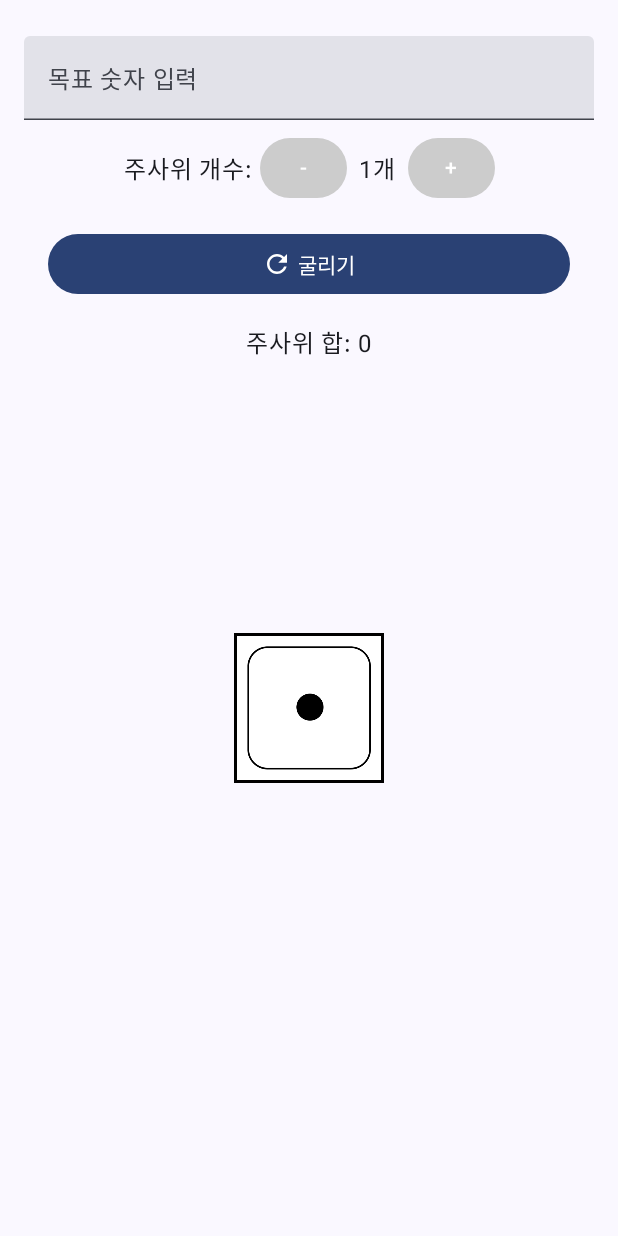
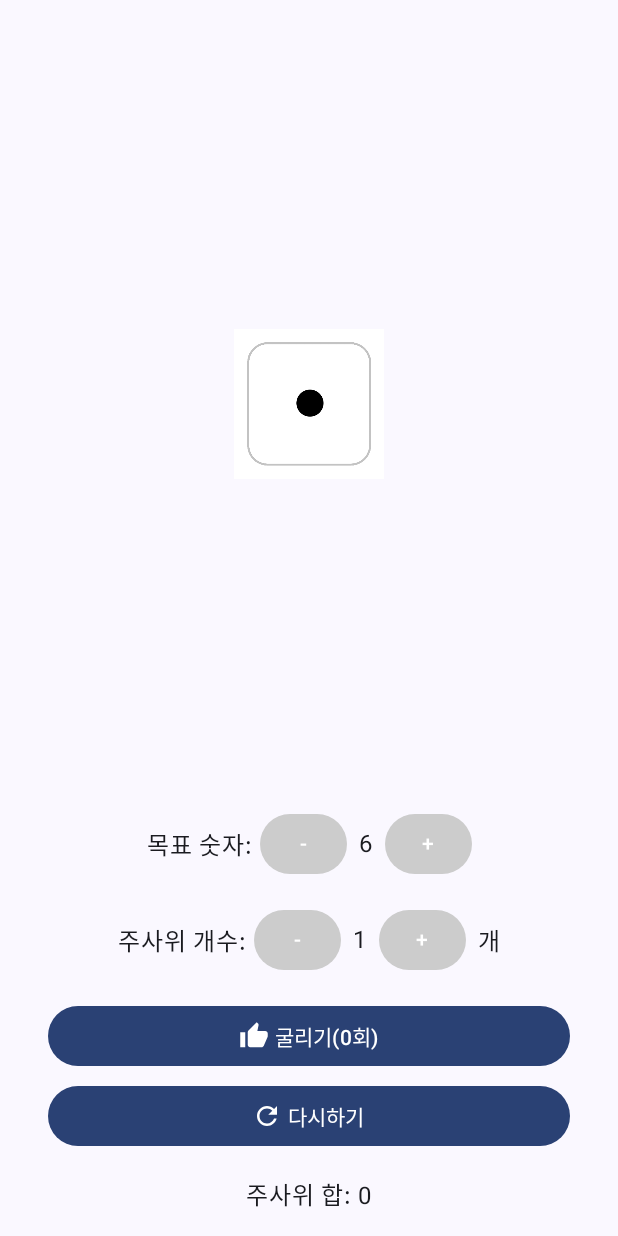
Before and after one commit to jshag90/NumberDiceGame, an Android app built with Jetpack Compose: the screen it shows after launch (MainActivity), on a phone screen of 412 x 824 dp. Run offline under Robolectric (Android 15) with nearby library versions, the phone set to English and light mode, and no system bars; libraries missing offline, so code that uses them is left out: coil.decode.

Commit message:
[Feat] 주사위 이미지 변경, 숫자 합 누적 형태로 변경

```diff
--- a/app/src/main/java/com/dodam/dicegame/MainActivity.kt
+++ b/app/src/main/java/com/dodam/dicegame/MainActivity.kt
@@ -18,13 +18,16 @@ import androidx.compose.foundation.layout.Spacer
 import androidx.compose.foundation.layout.fillMaxSize
 import androidx.compose.foundation.layout.fillMaxWidth
 import androidx.compose.foundation.layout.height
+import androidx.compose.foundation.layout.offset
 import androidx.compose.foundation.layout.padding
 import androidx.compose.foundation.layout.size
 import androidx.compose.foundation.lazy.grid.GridCells
 import androidx.compose.foundation.lazy.grid.LazyVerticalGrid
 import androidx.compose.foundation.text.KeyboardOptions
 import androidx.compose.material.icons.Icons
+import androidx.compose.material.icons.filled.CheckCircle
 import androidx.compose.material.icons.filled.Refresh
+import androidx.compose.material.icons.filled.ThumbUp
 import androidx.compose.material3.Button
 import androidx.compose.material3.ButtonDefaults
 import androidx.compose.material3.Icon
@@ -81,34 +84,74 @@ class MainActivity : ComponentActivity() {
         var rolledText by remember { mutableStateOf("") }
         var isRolling by remember { mutableStateOf(false) }
         var showGifList by remember { mutableStateOf(List(1) { false }) }
-        var rolledSum by remember { mutableStateOf(0) } // 주사위 값의 합을 저장할 변수 추가
-        var targetNumber by remember { mutableStateOf("") } // 목표 숫자 상태 변수 추가
-        var isMatch by remember { mutableStateOf(false) } // 목표 숫자와 일치하는지 여부
-        var rollCount by remember { mutableStateOf(0) } // 주사위 굴린 횟수
+        var rolledSum by remember { mutableStateOf(0) }
+        var targetNumber by remember { mutableStateOf(6) }
+        var rollCount by remember { mutableStateOf(0) }
 
+        Column(
+            modifier = Modifier.fillMaxSize(),
+            verticalArrangement = Arrangement.SpaceBetween
+        ) {
+            // 주사위 UI를 스크롤 가능하게 설정
+            Box(
+                modifier = Modifier
+                    .weight(1f) // 상단 영역을 스크롤 가능한 공간으로 설정
+                    .padding(16.dp)
+            ) {
+                Column(
+                    horizontalAlignment = Alignment.CenterHorizontally
+                ) {
+                    Spacer(modifier = Modifier.height(16.dp))
+                    if (isRolling) {
+                        LaunchedEffect(Unit) {
+                            delay(1000)
+                            diceValues = List(numDice) { Random.nextInt(1, 7) }
+                            rolledText = diceValues.joinToString(", ")
+                            rolledSum += diceValues.sum()
+                            showGifList = List(numDice) { false }
+                            isRolling = false
+                        }
+                        showGifList = List(numDice) { true }
+                        GifImageList(showGifList)
+                    } else {
+                        RollMultipleDice(diceValues)
+                    }
+                }
+            }
 
-        Box(
-            modifier = Modifier
-                .fillMaxSize()
-                .padding(16.dp)
-        ) {
+            // 고정된 하단 UI
             Column(
-                modifier = Modifier.align(Alignment.TopCenter),
+                modifier = Modifier
+                    .padding(16.dp)
+                    .fillMaxWidth(),
                 horizontalAlignment = Alignment.CenterHorizontally
             ) {
+                Row(
+                    verticalAlignment = Alignment.CenterVertically
+                ) {
+                    Text("목표 숫자: ")
+                    Button(
+                        onClick = {
+                            if (targetNumber > 0) targetNumber--
+                        },
+                        colors = ButtonDefaults.buttonColors(Color.LightGray),
+                        enabled = rolledSum < targetNumber // 조건 추가
+                    ) {
+                        Text("-")
+                    }
+                    Spacer(modifier = Modifier.width(8.dp))
+                    Text("$targetNumber")
+                    Spacer(modifier = Modifier.width(8.dp))
+                    Button(
+                        onClick = { targetNumber++ },
+                        colors = ButtonDefaults.buttonColors(Color.LightGray),
+                        enabled = rolledSum < targetNumber // 조건 추가
+                    ) {
+                        Text("+")
+                    }
+                }
 
-                // 목표 숫자 입력 UI 추가
-                TextField(
-                    value = targetNumber,
-                    onValueChange = {
-                        if (it.all { char -> char.isDigit() }) {
-                            targetNumber = it
-                        }
-                    },
-                    label = { Text("목표 숫자 입력") },
-                    keyboardOptions = KeyboardOptions.Default.copy(keyboardType = KeyboardType.Number),
-                    modifier = Modifier.fillMaxWidth().padding(vertical = 8.dp)
-                )
+                Spacer(modifier = Modifier.height(16.dp))
 
                 Row(
                     verticalAlignment = Alignment.CenterVertically
@@ -121,37 +164,68 @@ class MainActivity : ComponentActivity() {
                                 showGifList = List(numDice) { false }
                             }
                         },
-                        colors = ButtonDefaults.buttonColors(Color.LightGray)
+                        colors = ButtonDefaults.buttonColors(Color.LightGray),
+                        enabled = rolledSum < targetNumber // 조건 추가
                     ) {
                         Text("-")
                     }
                     Spacer(modifier = Modifier.width(8.dp))
-                    Text("${numDice}개")
+                    Text(numDice.toString())
                     Spacer(modifier = Modifier.width(8.dp))
                     Button(
                         onClick = {
                             numDice++
                             showGifList = List(numDice) { false }
                         },
-                        colors = ButtonDefaults.buttonColors(Color.LightGray)
+                        colors = ButtonDefaults.buttonColors(Color.LightGray),
+                        enabled = rolledSum < targetNumber // 조건 추가
                     ) {
                         Text("+")
                     }
+                    Spacer(modifier = Modifier.width(8.dp))
+                    Text("개")
                 }
 
                 Spacer(modifier = Modifier.height(16.dp))
 
                 Button(
                     onClick = {
-                        if (!isRolling) { // 주사위 굴리는 중이 아닐 때만 동작
+                        if (!isRolling) {
                             isRolling = true
                             rollCount++
                         }
                     },
-                    enabled = !isRolling, // isRolling이 true일 때 버튼 비활성화
+                    enabled = !isRolling && rolledSum < targetNumber, // 조건 추가
                     modifier = Modifier
-                        .fillMaxWidth() // 버튼을 양쪽으로 꽉 채움
-                        .padding(horizontal = 16.dp) // 양 옆 여백 추가
+                        .fillMaxWidth()
+                        .padding(horizontal = 16.dp)
+                ) {
+                    Icon(
+                        imageVector = Icons.Default.ThumbUp,
+                        contentDescription = "Refresh Icon",
+                        modifier = Modifier.size(20.dp)
+                    )
+                    Spacer(modifier = Modifier.width(4.dp))
+                    Text("굴리기(${rollCount}회)")
+                }
+
+                Spacer(modifier = Modifier.height(5.dp))
+
+                Button(
+                    onClick = {
+                        // 모든 상태 초기화
+                      //  diceValues = List(1) { 1 }
+                        numDice = 1
+                        rolledText = ""
+                        isRolling = false
+                        showGifList = List(1) { false }
+                        rolledSum = 0
+                      //  targetNumber = 0
+                        rollCount = 0
+                    },
+                    modifier = Modifier
+                        .fillMaxWidth()
+                        .padding(horizontal = 16.dp)
                 ) {
                     Icon(
                         imageVector = Icons.Default.Refresh,
@@ -159,65 +233,87 @@ class MainActivity : ComponentActivity() {
                         modifier = Modifier.size(20.dp)
                     )
                     Spacer(modifier = Modifier.width(4.dp))
-                    Text("굴리기")
+                    Text("다시하기")
                 }
 
-                // 주사위 값의 합을 화면에 표시
                 Spacer(modifier = Modifier.height(16.dp))
+
                 Text("주사위 합: $rolledSum", style = MaterialTheme.typography.bodyLarge)
-                if (targetNumber.isNotEmpty()) {
+                if (targetNumber > 6 && rollCount > 0) {
                     Text("목표 숫자: $targetNumber")
-                    if (isMatch) {
+                    if (targetNumber == rolledSum) {
                         Text("목표 숫자와 일치! 🎉", color = Color.Green)
                         Text("주사위를 ${rollCount}번 만에 목표 숫자와 일치했어요!")
-                        rollCount = 0
+                    } else if (targetNumber < rolledSum) {
+                        Text("목표 숫자 맞추기에 실패하였습니다! \uD83D\uDC80", color = Color.Red)
                     } else {
-                        Text("목표 숫자와 일치하지 않음.", color = Color.Red)
+                        Text("목표 숫자에 도달하지 못했습니다.", color = Color.Blue)
                     }
-                }
-
-            }
-
-            // 주사위 결과 표시 부분
-            Column(
-                modifier = Modifier
-                    .fillMaxSize()
-                    .padding(top = 120.dp), // 상단 고정된 버튼 아래에 위치
-                horizontalAlignment = Alignment.CenterHorizontally,
-                verticalArrangement = Arrangement.Center
-            ) {
-                if (isRolling) {
-                    LaunchedEffect(Unit) {
-                        delay(1000)
-                        diceValues = List(numDice) { Random.nextInt(1, 7) }
-                        rolledText = diceValues.joinToString(", ")
-                        rolledSum = diceValues.sum() // 주사위 값의 합 계산
-                        isMatch = targetNumber.toIntOrNull() == rolledSum // 목표 숫자와 비교
-                        showGifList = List(numDice) { false }
-                        isRolling = false
-                    }
-                    showGifList = List(numDice) { true }
-                    GifImageList(showGifList)
-                } else {
-                    RollMultipleDice(diceValues)
                 }
             }
         }
     }
 
 
+
+
     @Composable
     fun GifImageList(showGifList: List<Boolean>) {
         // GIF 이미지 개수가 1개일 때는 Row로 가로로 정렬하고, 그 외에는 LazyVerticalGrid로 세로로 정렬
         if (showGifList.size == 1) {
-            Row(
-                modifier = Modifier.fillMaxWidth(),
-                horizontalArrangement = Arrangement.Center // 가로로 중앙 정렬
+            Box(
+                modifier = Modifier
+                    .fillMaxSize(), // 화면 전체를 채움
+                contentAlignment = Alignment.Center // 수평, 수직 중앙 정렬
             ) {
                 if (showGifList.first()) {
                     GifImage(drawableId = R.drawable.dice_rolling)
                 }
             }
+        } else if(showGifList.size == 2){
+
+            Box(
+                modifier = Modifier.fillMaxSize(), // 화면 전체를 채우도록 설정
+                contentAlignment = Alignment.Center // 상하, 좌우 중앙 정렬
+            ) {
+                LazyVerticalGrid(
+                    columns = GridCells.Fixed(3), // 한 줄에 3개씩 세로로 나열
+                    modifier = Modifier.fillMaxWidth(),
+                    verticalArrangement = Arrangement.Center, // 항목 간 세로 간격 설정
+                    horizontalArrangement = Arrangement.Center // 항목 간 가로 간격 설정
+                ) {
+                    if (showGifList.getOrNull(0) == true) {
+                        item {
+                            Box(
+                                modifier = Modifier.fillMaxWidth(),
+                                contentAlignment = Alignment.Center // 중앙 정렬
+                            ) {
+                                GifImage(
+                                    drawableId = R.drawable.dice_rolling,
+                                    modifier = Modifier
+                                        .offset(x = (70).dp) // 왼쪽으로 30dp 이동
+                                )
+                            }
+                        }
+                    }
+
+                    if (showGifList.getOrNull(1) == true) {
+                        item {
+                            Box(
+                                modifier = Modifier.fillMaxWidth(),
+                                contentAlignment = Alignment.Center // 중앙 정렬
+                            ) {
+                                GifImage(
+                                    drawableId = R.drawable.dice_rolling,
+                                    modifier = Modifier
+                                        .offset(x = (70).dp) // 왼쪽으로 30dp 이동
+                                )
+                            }
+                        }
+                    }
+                }
+            }
+
         } else {
             LazyVerticalGrid(
                 columns = GridCells.Fixed(3), // 한 줄에 3개씩 세로로 나열
@@ -265,19 +361,38 @@ class MainActivity : ComponentActivity() {
 
     @Composable
     fun RollMultipleDice(diceValues: List<Int>) {
-        // 주사위 개수가 1개일 때는 Row로 가로로 정렬하고, 그 외에는 LazyVerticalGrid로 세로로 정렬
         if (diceValues.size == 1) {
+            // 주사위 개수가 1개일 때 중앙 배치
+            Box(
+                modifier = Modifier
+                    .fillMaxSize(), // 화면 전체를 채움
+                contentAlignment = Alignment.Center // 수평, 수직 중앙 정렬
+            ) {
+                Dice(diceValues.first()) // 주사위 1개 표시
+            }
+        } else if (diceValues.size == 2) {
+            // 주사위 개수가 2개일 때 좌우 중간 배치
             Row(
-                modifier = Modifier.fillMaxWidth(),
-                horizontalArrangement = Arrangement.Center // 가로로 중앙 정렬
+                modifier = Modifier
+                    .fillMaxSize(),
+                horizontalArrangement = Arrangement.Center, // 좌우 중앙 정렬
+                verticalAlignment = Alignment.CenterVertically // 상하 중앙 정렬
             ) {
-                Dice(diceValues.first()) // 주사위 1개만 표시
+                Dice(
+                    value = diceValues.first(),
+                    modifier = Modifier.padding(start = 16.dp) // 첫 번째 주사위에 왼쪽 마진 추가
+                )
+                Spacer(modifier = Modifier.width(16.dp)) // 주사위 간 간격 설정
+                Dice(value = diceValues.last()) // 두 번째 주사위 표시
             }
+
         } else {
-            // 여러 개의 주사위가 있을 경우 LazyVerticalGrid로 세로로 정렬
+            // 주사위 개수가 3개 이상일 때는 기존 방식대로 세로로 배치
             LazyVerticalGrid(
                 columns = GridCells.Fixed(3),
-                modifier = Modifier.fillMaxWidth(),
+                modifier = Modifier
+                    .fillMaxWidth()
+                    .padding(16.dp), // 여백 추가
                 verticalArrangement = Arrangement.spacedBy(16.dp),
                 horizontalArrangement = Arrangement.spacedBy(16.dp)
             ) {
@@ -289,19 +404,35 @@ class MainActivity : ComponentActivity() {
     }
 
 
+
     @Composable
     fun Dice(value: Int) {
         Box(
             modifier = Modifier
                 .size(100.dp)
                 .background(Color.White)
-                .border(2.dp, Color.Black)
+                // .border(0.dp, Color.Black)
                 .padding(8.dp),
             contentAlignment = Alignment.Center
         ) {
             DiceFace(value)
         }
     }
+
+    @Composable
+    fun Dice(value: Int, modifier: Modifier = Modifier) {
+        Box(
+            modifier = modifier
+                .size(100.dp) // 주사위 크기
+                .background(Color.White)
+                .padding(8.dp),
+            contentAlignment = Alignment.Center
+        ) {
+            // 주사위 얼굴을 그리는 컴포저블
+            DiceFace(value)
+        }
+    }
+
 
     @Composable
     fun DiceFace(value: Int) {
```
Also changed, not shown: app/src/main/res/drawable/dice_1.png, app/src/main/res/drawable/dice_2.png, app/src/main/res/drawable/dice_3.png, app/src/main/res/drawable/dice_4.png, app/src/main/res/drawable/dice_5.png, app/src/main/res/drawable/dice_6.png.
